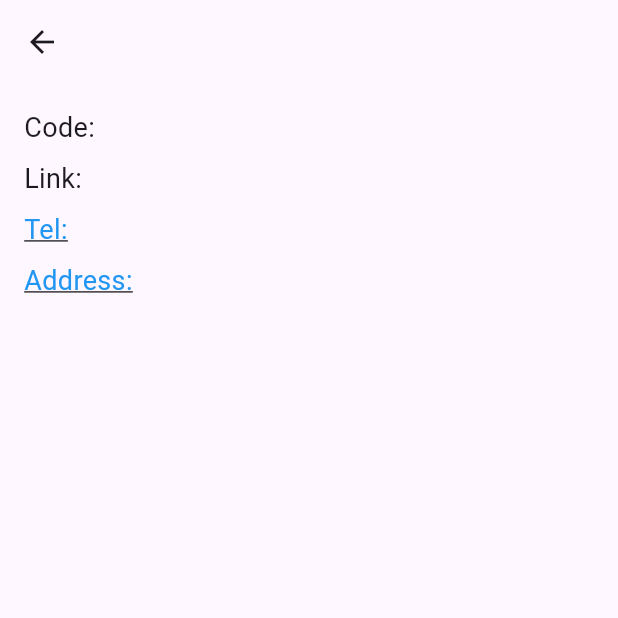
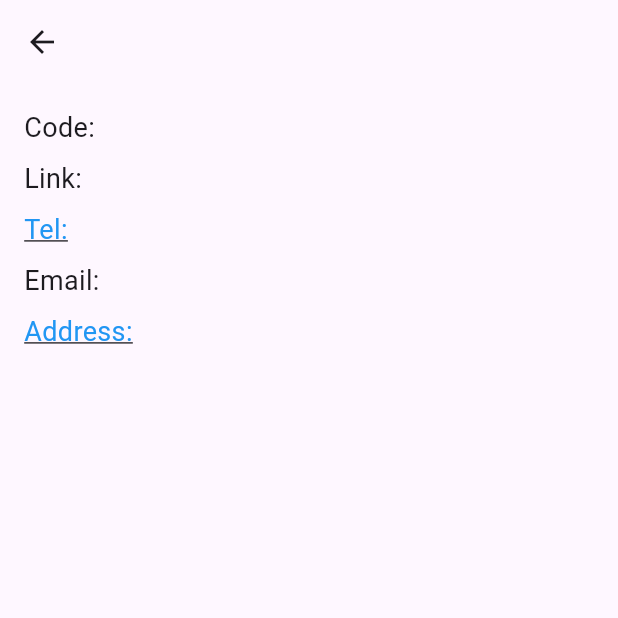
Before and after one commit to ademmergen/kamukurumlari, a Flutter app: the GovernmentAgencyDetailPage screen opened directly with empty values, on a phone screen of 412 x 824 dp, the top half of it. Run offline on Flutter 3.47's test engine with Material 3 defaults, Android fonts, the phone set to English and light mode, and no system bars; our stand-ins replace dio; network calls fail.

Commit message:
added email

```diff
--- a/lib/government_agency_detail_page.dart
+++ b/lib/government_agency_detail_page.dart
@@ -1,83 +1,3 @@
-// import 'package:flutter/material.dart';
-// import 'package:url_launcher/url_launcher.dart';
-// import 'models/government_agency.dart';
-
-// class GovernmentAgencyDetailPage extends StatelessWidget {
-//   final GovernmentAgency agency;
-
-//   const GovernmentAgencyDetailPage({Key? key, required this.agency}) : super(key: key);
-
-//   Future<void> _makePhoneCall(String phoneNumber) async {
-//     final Uri launchUri = Uri(
-//       scheme: 'tel',
-//       path: phoneNumber,
-//     );
-//     if (await canLaunch(launchUri.toString())) {
-//       await launch(launchUri.toString());
-//     } else {
-//       throw 'Could not launch $phoneNumber';
-//     }
-//   }
-
-//   Future<void> _openMaps(String address) async {
-//     final Uri mapsLaunchUri = Uri(
-//       scheme: 'https',
-//       host: 'www.google.com',
-//       path: 'maps/search/',
-//       queryParameters: {'query': address},
-//     );
-//     final String mapsUrl = 'https://www.google.com/maps/search/?api=1&query=${Uri.encodeFull(address)}';
-//     if (await canLaunch(mapsUrl)) {
-//       await launch(mapsUrl);
-//     } else {
-//       throw 'Could not open Maps with $address';
-//     }
-//   }
-
-//   @override
-//   Widget build(BuildContext context) {
-//     return Scaffold(
-//       appBar: AppBar(
-//         title: Text(
-//           agency.title,
-//           style: TextStyle(fontSize: 20),
-//           maxLines: 2,
-//           overflow: TextOverflow.ellipsis,
-//           softWrap: true,
-//           textAlign: TextAlign.center, // Başlığı ortala
-//         ),
-//       ),
-//       body: Padding(
-//         padding: const EdgeInsets.all(16.0),
-//         child: Column(
-//           crossAxisAlignment: CrossAxisAlignment.start,
-//           children: [
-//             Text('Code: ${agency.code}', style: TextStyle(fontSize: 18)),
-//             SizedBox(height: 8),
-//             Text('Link: ${agency.link}', style: TextStyle(fontSize: 18)),
-//             SizedBox(height: 8),
-//             GestureDetector(
-//               onTap: () => _makePhoneCall(agency.tel),
-//               child: Text(
-//                 'Tel: ${agency.tel}',
-//                 style: TextStyle(fontSize: 18, color: Colors.blue, decoration: TextDecoration.underline),
-//               ),
-//             ),
-//             SizedBox(height: 8),
-//             GestureDetector(
-//               onTap: () => _openMaps(agency.address),
-//               child: Text(
-//                 'Address: ${agency.address}',
-//                 style: TextStyle(fontSize: 18, color: Colors.blue, decoration: TextDecoration.underline),
-//               ),
-//             ),
-//           ],
-//         ),
-//       ),
-//     );
-//   }
-// }
-
 import 'package:flutter/material.dart';
 import 'package:url_launcher/url_launcher.dart';
 import 'models/government_agency.dart';
@@ -138,6 +58,11 @@ class GovernmentAgencyDetailPage extends StatelessWidget {
               ),
             ),
             SizedBox(height: 8),
+            Text(
+              'Email: ${agency.email}',
+              style: TextStyle(fontSize: 18),
+            ),
+            SizedBox(height: 8),
             GestureDetector(
               onTap: () => _openMaps(agency.address),
               child: Text(
--- a/lib/main.dart
+++ b/lib/main.dart
@@ -1,7 +1,7 @@
 import 'package:flutter/material.dart';
-import 'services/government_service.dart'; // GovernmentService'in doğru yolu
-import 'models/government_agency.dart'; // GovernmentAgency'i içe aktarıyoruz
-import 'government_agency_detail_page.dart'; // GovernmentAgencyDetailPage'i içe aktarıyoruz
+import 'services/government_service.dart';
+import 'models/government_agency.dart';
+import 'government_agency_detail_page.dart';
 
 void main() {
   runApp(const MyApp());
--- a/lib/services/government_service.dart
+++ b/lib/services/government_service.dart
@@ -1,4 +1,4 @@
-import 'dart:convert'; // json.decode için gerekli
+import 'dart:convert';
 import 'package:dio/dio.dart';
 import '../models/government_agency.dart';
 
```
